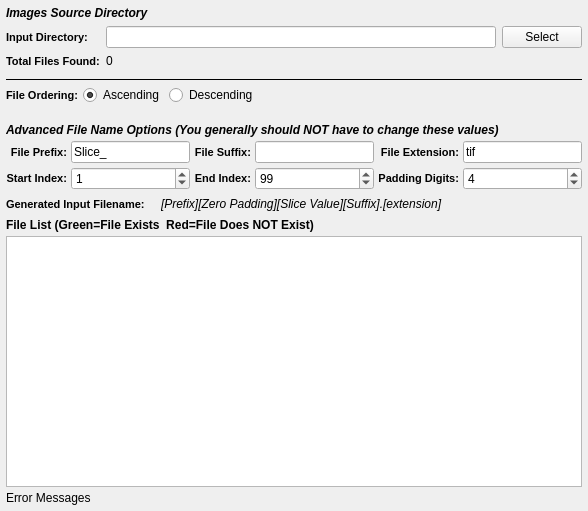
This is Source/DREAM3DWidgetsLib/FilterParameterWidgets/UI_Files/FileListInfoWidget.ui in BlueQuartzSoftware/DREAM3D as Qt 5 draws it before an edit. The edited form follows.
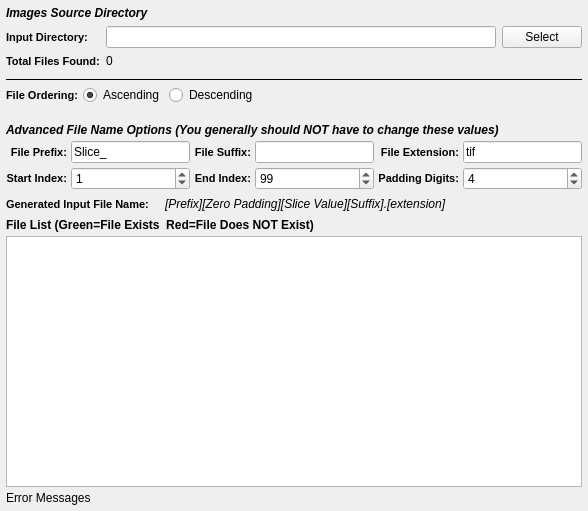
This is the edited form. Custom widgets are drawn as their Qt base class.

Commit message: Tweaking some labels in the various file list import widgets

Patch:
```diff
--- a/Source/DREAM3DWidgetsLib/FilterParameterWidgets/UI_Files/FileListInfoWidget.ui
+++ b/Source/DREAM3DWidgetsLib/FilterParameterWidgets/UI_Files/FileListInfoWidget.ui
@@ -346,7 +346,7 @@
 }</string>
        </property>
        <property name="text">
-        <string>Generated Input Filename:</string>
+        <string>Generated Input File Name:</string>
        </property>
       </widget>
      </item>
```
The commit also changes 2 other files.
